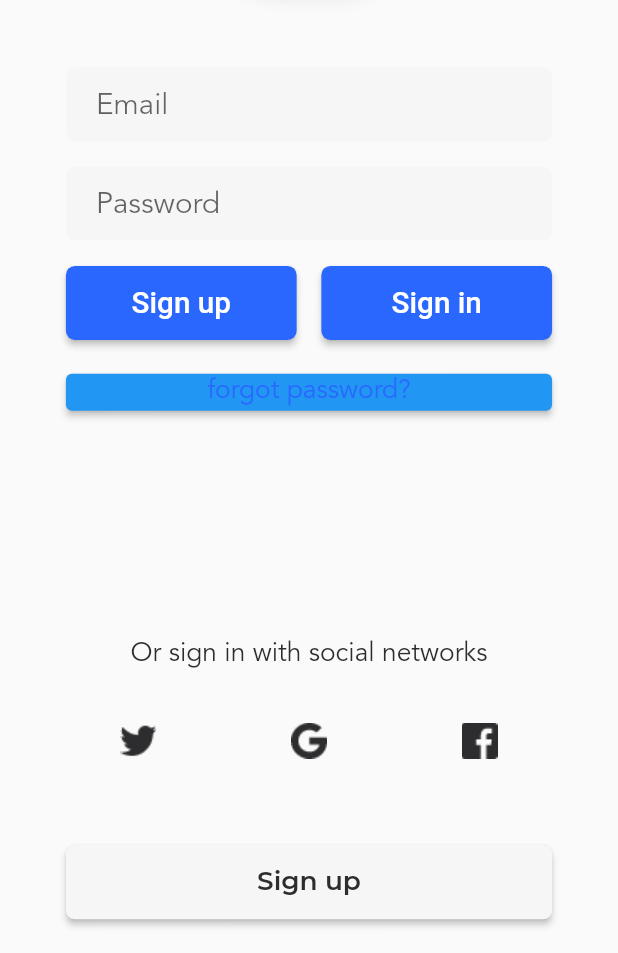
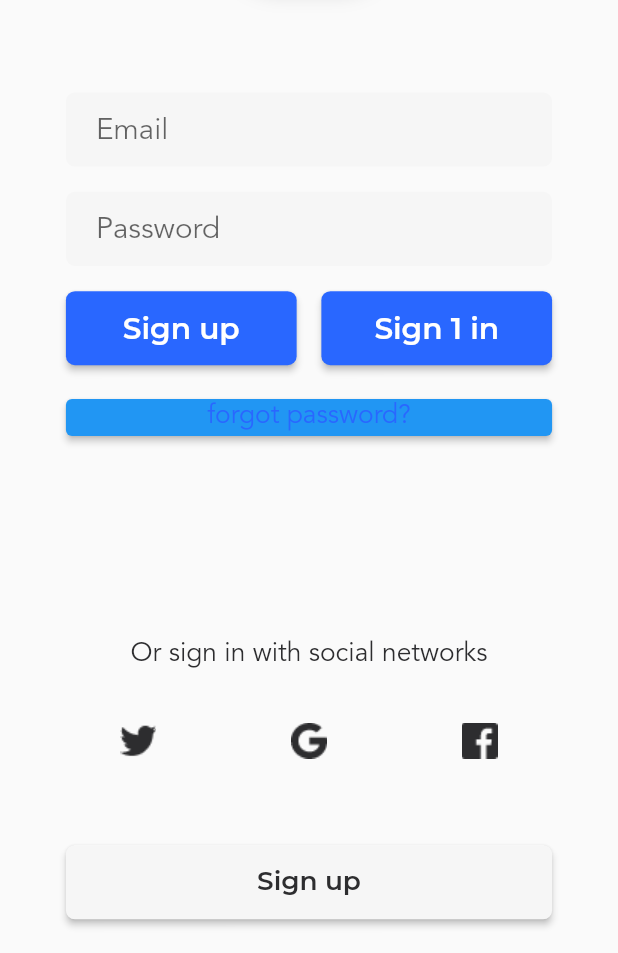
Before and after one commit to zenglbg/news, a Flutter app: the screen it shows after launch, after a tap on "Get started", on a phone screen of 412 x 824 dp, the part 283-1236 px from its top. Run offline on Flutter 3.47's test engine with Material 2 defaults, Android fonts, the phone set to English and light mode, and no system bars; our stand-ins replace flutter_screenutil, fluttertoast.

Commit message:
完成登录页面样式

```diff
--- a/lib/pages/sign_in/button_widget.dart
+++ /dev/null
@@ -1,14 +0,0 @@
-import 'package:flutter/material.dart';
-import 'package:news/utils/utils.dart';
-
-Widget btnThirdSocialWidget(String fileName) {
-  return Container(
-      width: lbSetWidth(88),
-      height: lbSetHeight(44),
-      child: InkWell(
-        onTap: () {},
-        child: Image.asset(
-          "assets/images/icons-$fileName.png",
-        ),
-      ));
-}
--- a/lib/pages/sign_in/sign_in.dart
+++ b/lib/pages/sign_in/sign_in.dart
@@ -1,7 +1,7 @@
 import 'package:flutter/material.dart';
-import 'package:news/pages/sign_in/button_widget.dart';
 import 'package:news/utils/utils.dart';
 import 'package:news/values/values.dart';
+import 'package:news/widgets/widgets.dart';
 
 class SignInPage extends StatefulWidget {
   const SignInPage({Key? key}) : super(key: key);
@@ -21,7 +21,7 @@ class _SignInPageState extends State<SignInPage> {
       child: Column(
         crossAxisAlignment: CrossAxisAlignment.stretch,
         children: [
-          Container(
+          SizedBox(
             height: lbSetHeight(76),
             width: lbSetWidth(76),
             child: Stack(
@@ -32,7 +32,7 @@ class _SignInPageState extends State<SignInPage> {
                   height: lbSetHeight(76),
                   decoration: BoxDecoration(
                       color: AppColors.primaryBackground,
-                      boxShadow: [Shadows.primaryShadow],
+                      boxShadow: const [Shadows.primaryShadow],
                       borderRadius: BorderRadius.all(
                           Radius.circular(lbSetWidth(76 * .5)))),
                   child: Container(),
@@ -59,93 +59,28 @@ class _SignInPageState extends State<SignInPage> {
         crossAxisAlignment: CrossAxisAlignment.stretch,
         children: [
           // email
-          Container(
-            height: lbSetHeight(44),
-            decoration: BoxDecoration(
-                color: AppColors.secondaryElement,
-                borderRadius: Radii.k6pxRadius),
-            child: TextField(
+          inputTextEdit(
               controller: emailController,
-              maxLines: 1,
-              style: TextStyle(
-                  color: AppColors.primaryText,
-                  fontFamily: 'Avenir',
-                  fontWeight: FontWeight.w400,
-                  fontSize: lbSetFontSize(18)),
-              autocorrect: false, // 自动纠正
               keyboardType: TextInputType.emailAddress,
-              decoration: InputDecoration(
-                  hintText: 'Email',
-                  contentPadding: EdgeInsets.fromLTRB(20, 10, 0, 9),
-                  border: InputBorder.none),
-            ),
-          ),
+              hintText: "Email",
+              isPassword: false),
           // pass
-          Container(
-            height: lbSetHeight(44),
-            margin: EdgeInsets.only(top: lbSetHeight(15)),
-            decoration: BoxDecoration(
-                color: AppColors.secondaryElement,
-                borderRadius: Radii.k6pxRadius),
-            child: TextField(
+          inputTextEdit(
               controller: passController,
-              maxLines: 1,
-              autocorrect: false, // 自动纠正
-              style: TextStyle(
-                  color: AppColors.primaryText,
-                  fontFamily: 'Avenir',
-                  fontWeight: FontWeight.w400,
-                  fontSize: lbSetFontSize(18)),
-              keyboardType: TextInputType.emailAddress,
-              decoration: InputDecoration(
-                  hintText: 'Password',
-                  contentPadding: EdgeInsets.fromLTRB(20, 10, 0, 9),
-                  border: InputBorder.none),
-            ),
-          ),
+              keyboardType: TextInputType.visiblePassword,
+              hintText: "Password",
+              isPassword: true),
           // 登陆注册
           Container(
             height: lbSetHeight(44),
             margin: EdgeInsets.only(top: lbSetHeight(15)),
             child: Row(children: [
-              Container(
-                  width: lbSetWidth(140),
-                  height: lbSetHeight(44),
-                  child: ElevatedButton(
-                      onPressed: () {},
-                      style: ElevatedButton.styleFrom(
-                          shape: RoundedRectangleBorder(
-                              borderRadius: Radii.k6pxRadius),
-                          primary: AppColors.primaryElement),
-                      child: Text(
-                        "Sign up",
-                        textAlign: TextAlign.center,
-                        style: TextStyle(
-                            color: AppColors.primaryElementText,
-                            fontSize: lbSetFontSize(18)),
-                      ))),
-              Spacer(),
-              Container(
-                  width: lbSetWidth(140),
-                  height: lbSetHeight(44),
-                  child: ElevatedButton(
-                      onPressed: () {},
-                      style: ElevatedButton.styleFrom(
-                          shape: RoundedRectangleBorder(
-                              borderRadius: Radii.k6pxRadius),
-                          primary: AppColors.primaryElement),
-                      child: Text(
-                        "Sign in",
-                        textAlign: TextAlign.center,
-                        style: TextStyle(
-                            color: AppColors.primaryElementText,
-                            fontSize: lbSetFontSize(18)),
-                      ))),
+              btnFlatButtonWidget(onPressed: () {}, title: "Sign up"),
+              const Spacer(),
+              btnFlatButtonWidget(onPressed: _handleSignIn, title: "Sign 1 in"),
             ]),
-          )
-
+          ),
           // forgot Password
-          ,
           Container(
             height: lbSetHeight(22),
             margin: EdgeInsets.only(top: lbSetHeight(20)),
@@ -184,11 +119,11 @@ class _SignInPageState extends State<SignInPage> {
         Padding(
           padding: EdgeInsets.only(top: lbSetHeight(20)),
           child: Row(children: [
-            btnThirdSocialWidget('twitter'),
-            Spacer(),
-            btnThirdSocialWidget('google'),
-            Spacer(),
-            btnThirdSocialWidget('facebook')
+            btnThirdSocialWidget(onPressed: () {}, fileName: 'twitter'),
+            const Spacer(),
+            btnThirdSocialWidget(onPressed: () {}, fileName: 'google'),
+            const Spacer(),
+            btnThirdSocialWidget(onPressed: () {}, fileName: 'facebook')
           ]),
         )
       ]),
@@ -203,7 +138,8 @@ class _SignInPageState extends State<SignInPage> {
       child: ElevatedButton(
         style: ElevatedButton.styleFrom(
             primary: AppColors.secondaryElement,
-            shape: RoundedRectangleBorder(borderRadius: Radii.k6pxRadius)),
+            shape:
+                const RoundedRectangleBorder(borderRadius: Radii.k6pxRadius)),
         child: Text(
           'Sign up',
           style: TextStyle(
@@ -221,6 +157,17 @@ class _SignInPageState extends State<SignInPage> {
     );
   }
 
+  void _handleSignIn() {
+    if (!lbIsEmail(emailController.value.text)) {
+      toastInfo(msg: '请输入正确的邮件地址');
+      return;
+    }
+    if (!lbCheckStringLength(passController.value.text, 6)) {
+      toastInfo(msg: '密码长度不能低于6位');
+      return;
+    }
+  }
+
   @override
   Widget build(BuildContext context) {
     return Scaffold(
@@ -229,7 +176,7 @@ class _SignInPageState extends State<SignInPage> {
         children: [
           _buildLogo(),
           _buildInputForm(),
-          Spacer(),
+          const Spacer(),
           _buildThirdPartLogin(),
           _buildSignUpButton()
         ],
--- a/lib/utils/utils.dart
+++ b/lib/utils/utils.dart
@@ -1,3 +1,4 @@
 library utils;
 
 export './screen.dart';
+export './validator.dart';
--- /dev/null
+++ b/lib/utils/validator.dart
@@ -0,0 +1,10 @@
+bool lbIsEmail(String? input) {
+  if (input == null || input.isEmpty) return false;
+  String regEmail = "^\\w+([-+.]\\w+)*@\\w+([-.]\\w+)*\\.\\w+([-.]\\w+)*\$";
+  return RegExp(regEmail).hasMatch(input);
+}
+
+bool lbCheckStringLength(String? input, int length) {
+  if (input == null || input.isEmpty) return false;
+  return input.length >= length;
+}
--- /dev/null
+++ b/lib/widgets/button.dart
@@ -0,0 +1,49 @@
+import 'package:flutter/material.dart';
+import 'package:news/utils/utils.dart';
+import 'package:news/values/values.dart';
+
+Widget btnFlatButtonWidget(
+    {required VoidCallback onPressed,
+    double width = 140,
+    double height = 44,
+    Color gbColor = AppColors.primaryElement,
+    String title = 'Button',
+    Color fontColor = AppColors.primaryElementText,
+    double fontSize = 18,
+    String fontName = 'Montserrat',
+    FontWeight fontWeight = FontWeight.w400}) {
+  return SizedBox(
+      width: lbSetWidth(width),
+      height: lbSetHeight(height),
+      child: ElevatedButton(
+          onPressed: onPressed,
+          style: ElevatedButton.styleFrom(
+              shape:
+                  const RoundedRectangleBorder(borderRadius: Radii.k6pxRadius),
+              primary: gbColor),
+          child: Text(
+            title,
+            textAlign: TextAlign.center,
+            style: TextStyle(
+                color: fontColor,
+                fontSize: lbSetFontSize(fontSize),
+                fontFamily: fontName,
+                fontWeight: fontWeight),
+          )));
+}
+
+Widget btnThirdSocialWidget(
+    {required VoidCallback onPressed,
+    double width = 88,
+    double height = 44,
+    String? fileName}) {
+  return SizedBox(
+      width: lbSetWidth(width),
+      height: lbSetHeight(height),
+      child: InkWell(
+        onTap: onPressed,
+        child: Image.asset(
+          "assets/images/icons-$fileName.png",
+        ),
+      ));
+}
--- /dev/null
+++ b/lib/widgets/input.dart
@@ -0,0 +1,34 @@
+import 'package:flutter/material.dart';
+import 'package:news/utils/utils.dart';
+import 'package:news/values/values.dart';
+
+Widget inputTextEdit({
+  required TextEditingController controller,
+  TextInputType keyboardType = TextInputType.text,
+  bool isPassword = false,
+  double marginTop = 15,
+  String? hintText,
+}) {
+  return Container(
+    height: lbSetHeight(44),
+    margin: EdgeInsets.only(top: lbSetHeight(marginTop)),
+    decoration: BoxDecoration(
+        color: AppColors.secondaryElement, borderRadius: Radii.k6pxRadius),
+    child: TextField(
+      controller: controller,
+      maxLines: 1,
+      autocorrect: false, // 自动纠正
+      obscureText: isPassword,
+      style: TextStyle(
+          color: AppColors.primaryText,
+          fontFamily: 'Avenir',
+          fontWeight: FontWeight.w400,
+          fontSize: lbSetFontSize(18)),
+      keyboardType: keyboardType,
+      decoration: InputDecoration(
+          hintText: hintText,
+          contentPadding: EdgeInsets.fromLTRB(20, 10, 0, 9),
+          border: InputBorder.none),
+    ),
+  );
+}
--- /dev/null
+++ b/lib/widgets/toast.dart
@@ -0,0 +1,17 @@
+import 'package:flutter/material.dart';
+import 'package:fluttertoast/fluttertoast.dart';
+import 'package:news/utils/utils.dart';
+
+Future<bool?> toastInfo(
+    {required String msg,
+    Color backgroundColor = Colors.black,
+    Color textColor = Colors.white}) async {
+  return await Fluttertoast.showToast(
+      toastLength: Toast.LENGTH_SHORT,
+      gravity: ToastGravity.TOP,
+      timeInSecForIosWeb: 1,
+      fontSize: lbSetFontSize(16),
+      msg: msg,
+      backgroundColor: backgroundColor,
+      textColor: textColor);
+}
--- /dev/null
+++ b/lib/widgets/widgets.dart
@@ -0,0 +1,5 @@
+library widgets;
+
+export 'input.dart';
+export 'button.dart';
+export 'toast.dart';
--- a/pubspec.yaml
+++ b/pubspec.yaml
@@ -29,6 +29,7 @@ environment:
 dependencies:
   flutter:
     sdk: flutter
+  fluttertoast: ^8.0.9
 
   # The following adds the Cupertino Icons font to your application.
   # Use with the CupertinoIcons class for iOS style icons.
```
Also changed, not shown: pubspec.lock, 9 other files.
